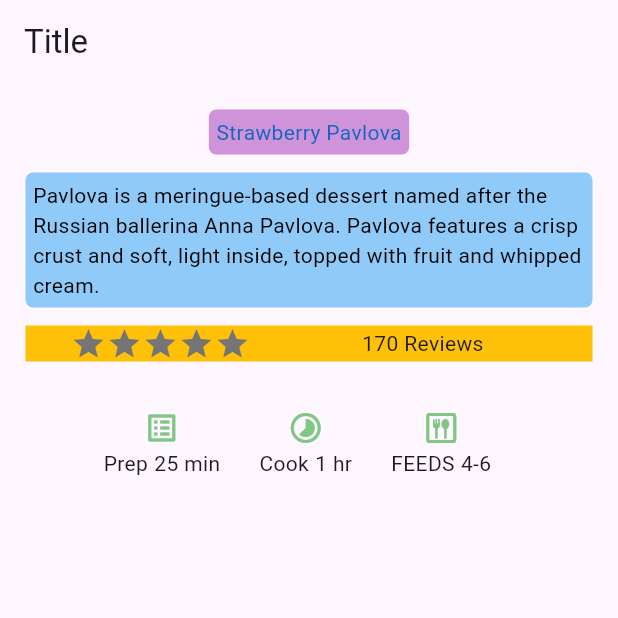
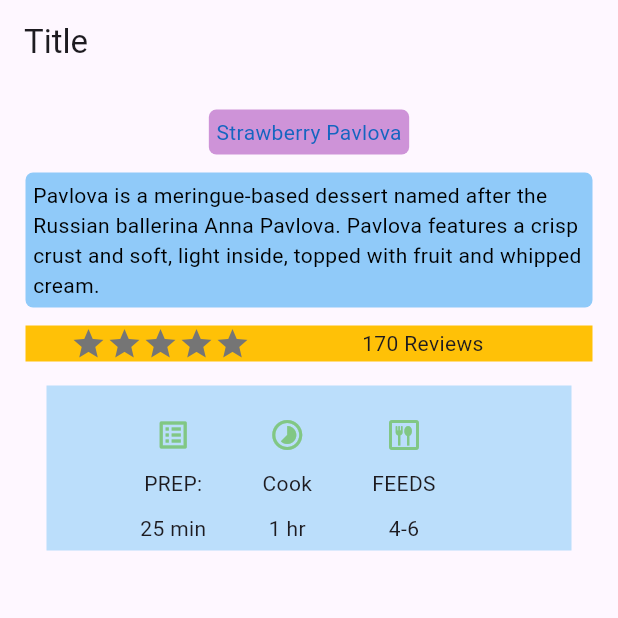
Before and after one commit to Abdelali-ghs/Flutter-Project, a Flutter app: the screen it shows after launch, on a phone screen of 412 x 824 dp, the top half of it. Run offline on Flutter 3.47's test engine with Material 3 defaults, Android fonts, the phone set to English and light mode, and no system bars.

Commit message:
Exemple Part 1 modif1

```diff
--- a/lib/main.dart
+++ b/lib/main.dart
@@ -321,47 +321,52 @@ class MyApp extends StatelessWidget {
             ),
 
             Container(
-              margin: EdgeInsets.only(top: 10,left:40),
-              padding: EdgeInsets.all(5),
+
+              decoration: BoxDecoration(color: Colors.blue[100]),
+              margin: EdgeInsets.only(top: 10,left:20, right: 20),
+              padding: EdgeInsets.only(top:10, left:40),
               child: Row(
+
+
                 children: [
+
                   Container(
-                    margin: EdgeInsets.all(6),
+                    margin: EdgeInsets.only(top:6, left: 10),
                     padding: EdgeInsets.all(5),
                     child: Column(
                       children: [
                         Icon(Icons.list_alt_outlined, color: Colors.green[300],),
-                        Row( children: [
-                        Container(margin: EdgeInsets.all(2), child: Text("Prep"),),
-                        Container(margin: EdgeInsets.all(2), child: Text("25 min"),)
+                        Column( children: [
+                        Container(margin: EdgeInsets.all(10), child: Text("PREP:"),),
+                        Container(child: Text("25 min"),)
                         ],
                         )
                       ],
                     ),
                   ),
                   Container(
-                    margin: EdgeInsets.all(6),
+                    margin: EdgeInsets.only(top:6, left: 10),
                     padding: EdgeInsets.all(5),
                     child: Column(
                       children: [
                         Icon(Icons.timelapse_sharp, color: Colors.green[300],),
-                        Row( children: [
-                        Container(margin: EdgeInsets.all(2), child: Text("Cook"),),
-                        Container(margin: EdgeInsets.all(2), child: Text("1 hr"),)
+                        Column( children: [
+                        Container(margin: EdgeInsets.all(10), child: Text("Cook"),),
+                        Container(child: Text("1 hr"),)
                         ],
                         )
                       ],
                     ),
                   ),
                   Container(
-                    margin: EdgeInsets.all(6),
+                    margin: EdgeInsets.only(top:6, left:10),
                     padding: EdgeInsets.all(5),
                     child: Column(
                       children: [
                         Icon(Icons.dining_outlined, color: Colors.green[300],),
-                        Row( children: [
-                        Container(margin: EdgeInsets.all(2), child: Text("FEEDS"),),
-                        Container(margin: EdgeInsets.all(2), child: Text("4-6"),)
+                        Column( children: [
+                        Container(margin: EdgeInsets.all(10), child: Text("FEEDS"),),
+                        Container(child: Text("4-6"),)
                         ],
                         )
                       ],
```
